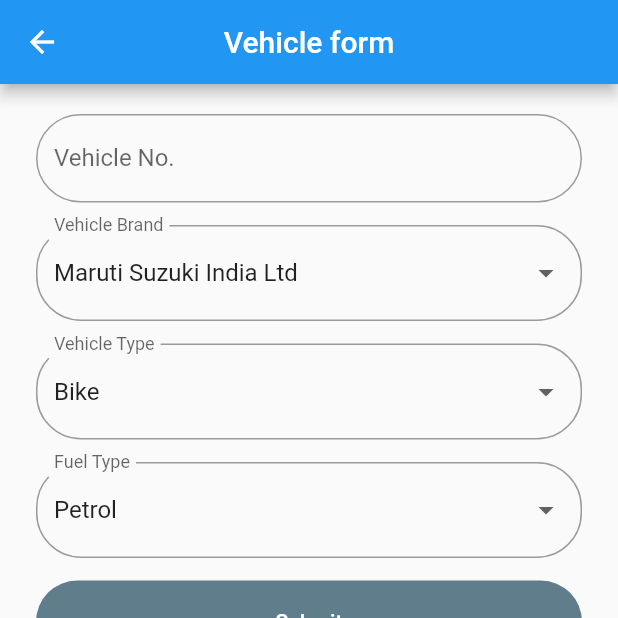
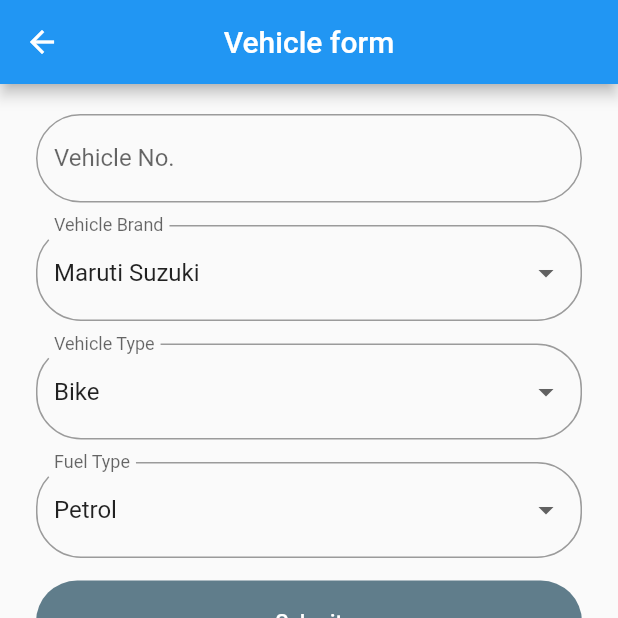
Before and after one commit to juzuli/vehicle-details-flutter-example, a Flutter app: the screen it shows after launch, after a tap on "Add Vehicles", on a phone screen of 412 x 824 dp, the top half of it. Run offline on Flutter 3.47's test engine with Material 2 defaults, Android fonts, the phone set to English and light mode, and no system bars.

```diff
--- a/lib/src/custom_ui/detail_card.dart
+++ b/lib/src/custom_ui/detail_card.dart
@@ -31,7 +31,7 @@ class DetailCard extends StatelessWidget {
               right: 5,
               top: 5,
               child: IconButton(
-                onPressed: onPressed??(){},
+                onPressed: onPressed ?? () {},
                 icon: const Icon(Icons.delete_outline),
               ),
             ),
--- a/lib/src/screens/second_screen.dart
+++ b/lib/src/screens/second_screen.dart
@@ -3,30 +3,33 @@ import 'package:vehicle_list_app/src/model/vehicle_details.dart';
 import 'package:vehicle_list_app/src/screens/first_screen.dart';
 
 class SecondScreen extends StatefulWidget {
-   SecondScreen({Key? key, required this.vehicleDetails}) : super(key: key);
+  SecondScreen({Key? key, required this.vehicleDetails}) : super(key: key);
+
   List<VehicleDetails> vehicleDetails;
+
   @override
   State<SecondScreen> createState() => _SecondScreenState();
 }
 
 class _SecondScreenState extends State<SecondScreen> {
 
-  var _vechileDetails = VehicleDetails();
+  final _vehicleDetails = VehicleDetails();
+
   List<String> vehicleBrands = [
-    'Maruti Suzuki India Ltd',
-    'Hyundai Motor India Limited',
-    'Mahindra & Mahindra Ltd',
-    'Tata Motors Ltd',
-    'Honda Cars India Ltd',
-    'Toyota Kirloskar Motor Private Limited',
-    'Ford India',
-    'Renault India',
-    'Nissan India',
-    'Volkswagen India',
-    'India Yamaha Motor Pvt Ltd',
-    'Royal Enfield (Unit of Eicher Ltd)',
+    'Maruti Suzuki',
+    'Hyundai',
+    'Mahindra & Mahindra',
+    'Tata',
+    'Honda',
+    'Toyota Kirloskarr',
+    'Ford',
+    'Renault',
+    'Nissan',
+    'Volkswagen',
+    'Yamaha',
+    'Royal Enfield',
   ];
-  String selectedBrand = 'Maruti Suzuki India Ltd';
+  String selectedBrand = 'Maruti Suzuki';
 
   List<String> vehicleType = [
     'Bike',
@@ -64,7 +67,7 @@ class _SecondScreenState extends State<SecondScreen> {
                 children: [
                   TextFormField(
                     onSaved: (val) {
-                      _vechileDetails.vehicleNumber = val;
+                      _vehicleDetails.vehicleNumber = val;
                     },
                     validator: (val) {
                       if (val!.isEmpty) {
@@ -87,7 +90,7 @@ class _SecondScreenState extends State<SecondScreen> {
                   ),
                   DropdownButtonFormField<String>(
                     onSaved: (val) {
-                      _vechileDetails.vehicleBrand = val;
+                      _vehicleDetails.vehicleBrand = val;
                     },
                     decoration: InputDecoration(
                       label: const Text("Vehicle Brand"),
@@ -113,7 +116,7 @@ class _SecondScreenState extends State<SecondScreen> {
                   ),
                   DropdownButtonFormField<String>(
                     onSaved: (val) {
-                      _vechileDetails.vehicleType = val;
+                      _vehicleDetails.vehicleType = val;
                     },
                     decoration: InputDecoration(
                       label: const Text("Vehicle Type"),
@@ -139,7 +142,7 @@ class _SecondScreenState extends State<SecondScreen> {
                   ),
                   DropdownButtonFormField<String>(
                     onSaved: (val) {
-                      _vechileDetails.fuelType = val;
+                      _vehicleDetails.fuelType = val;
                     },
                     decoration: InputDecoration(
                       label: const Text("Fuel Type"),
@@ -175,7 +178,7 @@ class _SecondScreenState extends State<SecondScreen> {
                         if (_formKey.currentState!.validate()) {
                           _formKey.currentState!.save();
 
-                          widget.vehicleDetails.add(_vechileDetails);
+                          widget.vehicleDetails.add(_vehicleDetails);
                           Navigator.pushReplacement(
                             context,
                             MaterialPageRoute(
@@ -184,10 +187,6 @@ class _SecondScreenState extends State<SecondScreen> {
                               ),
                             ),
                           );
-                          print(vehicleNoController.text);
-                          print(selectedBrand);
-                          print(selectedVehicleType);
-                          print(selectedFuelType);
                         }
                       },
                       child: const Text(
--- a/lib/src/screens/tabs/first_tab.dart
+++ b/lib/src/screens/tabs/first_tab.dart
@@ -27,9 +27,11 @@ class _FirstTabState extends State<FirstTab> {
               vehicleBrand: _vehicleDetails[index].vehicleBrand ?? "",
               vehicleType: _vehicleDetails[index].vehicleType ?? "",
               fuelType: _vehicleDetails[index].fuelType ?? "",
-              onPressed: (){
+              onPressed: () {
                 setState(() {
-                  widget.vehicleDetails!.removeAt(index);
+                  int idx =
+                      widget.vehicleDetails!.indexOf(_vehicleDetails[index]);
+                  widget.vehicleDetails!.removeAt(idx);
                 });
               },
             );
```
Also changed, not shown: lib/src/screens/first_screen.dart (+4 -3 lines), lib/src/screens/tabs/second_tab.dart (+12 -4 lines).
